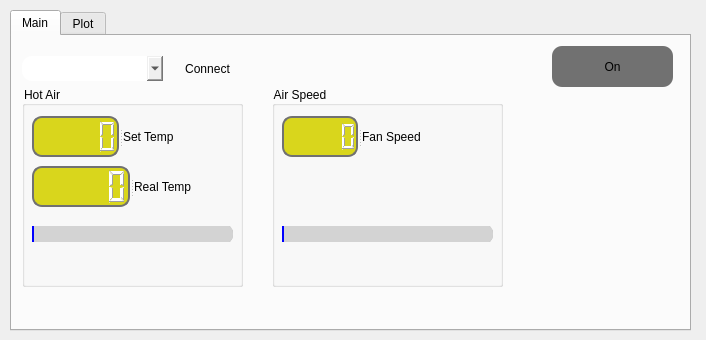
First picture: the form in gui_soft/soft/solder.ui, repository aramgeg/solder, before the edit.
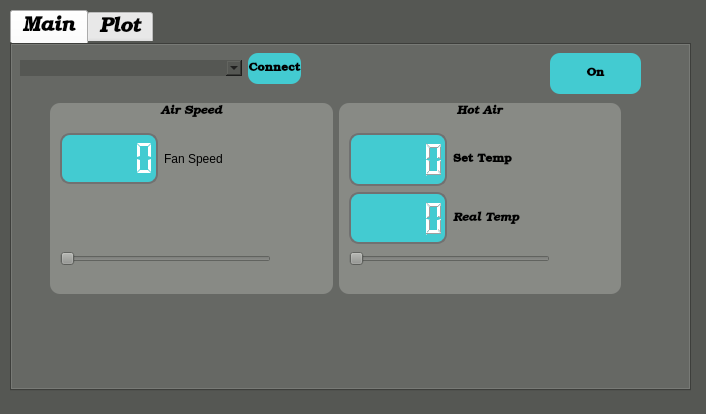
Second picture: the form after the edit. The open tabs and pages were chosen to show the change. Icons and pictures are not drawn.

```diff
--- a/gui_soft/soft/solder.ui
+++ b/gui_soft/soft/solder.ui
@@ -7,9 +7,16 @@
     <x>0</x>
     <y>0</y>
     <width>706</width>
-    <height>340</height>
+    <height>414</height>
    </rect>
   </property>
+  <property name="font">
+   <font>
+    <family>URW Bookman</family>
+    <weight>75</weight>
+    <bold>true</bold>
+   </font>
+  </property>
   <property name="windowTitle">
    <string>Soldering Station</string>
   </property>
@@ -18,9 +25,14 @@
     <normaloff>image/icon.png</normaloff>image/icon.png</iconset>
   </property>
   <property name="styleSheet">
-   <string notr="true">background-image: url(&quot;/workspace/solder/gui_soft/soft/image/background.png&quot;); 
+   <string notr="true">QDialog{
+background: rgb(85, 87, 83)
+}
+/*
+background-image: url(&quot;/workspace/solder/gui_soft/soft/image/background.png&quot;); 
 background-repeat: no-repeat; 
-background-position: center</string>
+background-position: center
+*/</string>
   </property>
   <widget class="QTabWidget" name="tabWidget">
    <property name="geometry">
@@ -28,16 +40,523 @@
      <x>10</x>
      <y>10</y>
      <width>681</width>
-     <height>321</height>
+     <height>381</height>
     </rect>
    </property>
+   <property name="palette">
+    <palette>
+     <active>
+      <colorrole role="WindowText">
+       <brush brushstyle="SolidPattern">
+        <color alpha="255">
+         <red>164</red>
+         <green>0</green>
+         <blue>0</blue>
+        </color>
+       </brush>
+      </colorrole>
+      <colorrole role="Button">
+       <brush brushstyle="SolidPattern">
+        <color alpha="255">
+         <red>85</red>
+         <green>87</green>
+         <blue>83</blue>
+        </color>
+       </brush>
+      </colorrole>
+      <colorrole role="Light">
+       <brush brushstyle="SolidPattern">
+        <color alpha="255">
+         <red>69</red>
+         <green>78</green>
+         <blue>81</blue>
+        </color>
+       </brush>
+      </colorrole>
+      <colorrole role="Midlight">
+       <brush brushstyle="SolidPattern">
+        <color alpha="255">
+         <red>57</red>
+         <green>65</green>
+         <blue>67</blue>
+        </color>
+       </brush>
+      </colorrole>
+      <colorrole role="Dark">
+       <brush brushstyle="SolidPattern">
+        <color alpha="255">
+         <red>23</red>
+         <green>26</green>
+         <blue>27</blue>
+        </color>
+       </brush>
+      </colorrole>
+      <colorrole role="Mid">
+       <brush brushstyle="SolidPattern">
+        <color alpha="255">
+         <red>30</red>
+         <green>34</green>
+         <blue>36</blue>
+        </color>
+       </brush>
+      </colorrole>
+      <colorrole role="Text">
+       <brush brushstyle="SolidPattern">
+        <color alpha="255">
+         <red>164</red>
+         <green>0</green>
+         <blue>0</blue>
+        </color>
+       </brush>
+      </colorrole>
+      <colorrole role="BrightText">
+       <brush brushstyle="SolidPattern">
+        <color alpha="255">
+         <red>255</red>
+         <green>255</green>
+         <blue>255</blue>
+        </color>
+       </brush>
+      </colorrole>
+      <colorrole role="ButtonText">
+       <brush brushstyle="SolidPattern">
+        <color alpha="255">
+         <red>164</red>
+         <green>0</green>
+         <blue>0</blue>
+        </color>
+       </brush>
+      </colorrole>
+      <colorrole role="Base">
+       <brush brushstyle="SolidPattern">
+        <color alpha="255">
+         <red>85</red>
+         <green>87</green>
+         <blue>83</blue>
+        </color>
+       </brush>
+      </colorrole>
+      <colorrole role="Window">
+       <brush brushstyle="SolidPattern">
+        <color alpha="255">
+         <red>85</red>
+         <green>87</green>
+         <blue>83</blue>
+        </color>
+       </brush>
+      </colorrole>
+      <colorrole role="Shadow">
+       <brush brushstyle="SolidPattern">
+        <color alpha="255">
+         <red>0</red>
+         <green>0</green>
+         <blue>0</blue>
+        </color>
+       </brush>
+      </colorrole>
+      <colorrole role="HighlightedText">
+       <brush brushstyle="SolidPattern">
+        <color alpha="255">
+         <red>245</red>
+         <green>121</green>
+         <blue>0</blue>
+        </color>
+       </brush>
+      </colorrole>
+      <colorrole role="AlternateBase">
+       <brush brushstyle="SolidPattern">
+        <color alpha="255">
+         <red>114</red>
+         <green>159</green>
+         <blue>207</blue>
+        </color>
+       </brush>
+      </colorrole>
+      <colorrole role="ToolTipBase">
+       <brush brushstyle="SolidPattern">
+        <color alpha="255">
+         <red>255</red>
+         <green>255</green>
+         <blue>220</blue>
+        </color>
+       </brush>
+      </colorrole>
+      <colorrole role="ToolTipText">
+       <brush brushstyle="SolidPattern">
+        <color alpha="255">
+         <red>0</red>
+         <green>0</green>
+         <blue>0</blue>
+        </color>
+       </brush>
+      </colorrole>
+      <colorrole role="PlaceholderText">
+       <brush brushstyle="SolidPattern">
+        <color alpha="128">
+         <red>255</red>
+         <green>255</green>
+         <blue>255</blue>
+        </color>
+       </brush>
+      </colorrole>
+     </active>
+     <inactive>
+      <colorrole role="WindowText">
+       <brush brushstyle="SolidPattern">
+        <color alpha="255">
+         <red>164</red>
+         <green>0</green>
+         <blue>0</blue>
+        </color>
+       </brush>
+      </colorrole>
+      <colorrole role="Button">
+       <brush brushstyle="SolidPattern">
+        <color alpha="255">
+         <red>85</red>
+         <green>87</green>
+         <blue>83</blue>
+        </color>
+       </brush>
+      </colorrole>
+      <colorrole role="Light">
+       <brush brushstyle="SolidPattern">
+        <color alpha="255">
+         <red>69</red>
+         <green>78</green>
+         <blue>81</blue>
+        </color>
+       </brush>
+      </colorrole>
+      <colorrole role="Midlight">
+       <brush brushstyle="SolidPattern">
+        <color alpha="255">
+         <red>57</red>
+         <green>65</green>
+         <blue>67</blue>
+        </color>
+       </brush>
+      </colorrole>
+      <colorrole role="Dark">
+       <brush brushstyle="SolidPattern">
+        <color alpha="255">
+         <red>23</red>
+         <green>26</green>
+         <blue>27</blue>
+        </color>
+       </brush>
+      </colorrole>
+      <colorrole role="Mid">
+       <brush brushstyle="SolidPattern">
+        <color alpha="255">
+         <red>30</red>
+         <green>34</green>
+         <blue>36</blue>
+        </color>
+       </brush>
+      </colorrole>
+      <colorrole role="Text">
+       <brush brushstyle="SolidPattern">
+        <color alpha="255">
+         <red>164</red>
+         <green>0</green>
+         <blue>0</blue>
+        </color>
+       </brush>
+      </colorrole>
+      <colorrole role="BrightText">
+       <brush brushstyle="SolidPattern">
+        <color alpha="255">
+         <red>255</red>
+         <green>255</green>
+         <blue>255</blue>
+        </color>
+       </brush>
+      </colorrole>
+      <colorrole role="ButtonText">
+       <brush brushstyle="SolidPattern">
+        <color alpha="255">
+         <red>164</red>
+         <green>0</green>
+         <blue>0</blue>
+        </color>
+       </brush>
+      </colorrole>
+      <colorrole role="Base">
+       <brush brushstyle="SolidPattern">
+        <color alpha="255">
+         <red>85</red>
+         <green>87</green>
+         <blue>83</blue>
+        </color>
+       </brush>
+      </colorrole>
+      <colorrole role="Window">
+       <brush brushstyle="SolidPattern">
+        <color alpha="255">
+         <red>85</red>
+         <green>87</green>
+         <blue>83</blue>
+        </color>
+       </brush>
+      </colorrole>
+      <colorrole role="Shadow">
+       <brush brushstyle="SolidPattern">
+        <color alpha="255">
+         <red>0</red>
+         <green>0</green>
+         <blue>0</blue>
+        </color>
+       </brush>
+      </colorrole>
+      <colorrole role="HighlightedText">
+       <brush brushstyle="SolidPattern">
+        <color alpha="255">
+         <red>245</red>
+         <green>121</green>
+         <blue>0</blue>
+        </color>
+       </brush>
+      </colorrole>
+      <colorrole role="AlternateBase">
+       <brush brushstyle="SolidPattern">
+        <color alpha="255">
+         <red>114</red>
+         <green>159</green>
+         <blue>207</blue>
+        </color>
+       </brush>
+      </colorrole>
+      <colorrole role="ToolTipBase">
+       <brush brushstyle="SolidPattern">
+        <color alpha="255">
+         <red>255</red>
+         <green>255</green>
+         <blue>220</blue>
+        </color>
+       </brush>
+      </colorrole>
+      <colorrole role="ToolTipText">
+       <brush brushstyle="SolidPattern">
+        <color alpha="255">
+         <red>0</red>
+         <green>0</green>
+         <blue>0</blue>
+        </color>
+       </brush>
+      </colorrole>
+      <colorrole role="PlaceholderText">
+       <brush brushstyle="SolidPattern">
+        <color alpha="128">
+         <red>255</red>
+         <green>255</green>
+         <blue>255</blue>
+        </color>
+       </brush>
+      </colorrole>
+     </inactive>
+     <disabled>
+      <colorrole role="WindowText">
+       <brush brushstyle="SolidPattern">
+        <color alpha="255">
+         <red>164</red>
+         <green>0</green>
+         <blue>0</blue>
+        </color>
+       </brush>
+      </colorrole>
+      <colorrole role="Button">
+       <brush brushstyle="SolidPattern">
+        <color alpha="255">
+         <red>85</red>
+         <green>87</green>
+         <blue>83</blue>
+        </color>
+       </brush>
+      </colorrole>
+      <colorrole role="Light">
+       <brush brushstyle="SolidPattern">
+        <color alpha="255">
+         <red>69</red>
+         <green>78</green>
+         <blue>81</blue>
+        </color>
+       </brush>
+      </colorrole>
+      <colorrole role="Midlight">
+       <brush brushstyle="SolidPattern">
+        <color alpha="255">
+         <red>57</red>
+         <green>65</green>
+         <blue>67</blue>
+        </color>
+       </brush>
+      </colorrole>
+      <colorrole role="Dark">
+       <brush brushstyle="SolidPattern">
+        <color alpha="255">
+         <red>23</red>
+         <green>26</green>
+         <blue>27</blue>
+        </color>
+       </brush>
+      </colorrole>
+      <colorrole role="Mid">
+       <brush brushstyle="SolidPattern">
+        <color alpha="255">
+         <red>30</red>
+         <green>34</green>
+         <blue>36</blue>
+        </color>
+       </brush>
+      </colorrole>
+      <colorrole role="Text">
+       <brush brushstyle="SolidPattern">
+        <color alpha="255">
+         <red>164</red>
+         <green>0</green>
+         <blue>0</blue>
+        </color>
+       </brush>
+      </colorrole>
+      <colorrole role="BrightText">
+       <brush brushstyle="SolidPattern">
+        <color alpha="255">
+         <red>255</red>
+         <green>255</green>
+         <blue>255</blue>
+        </color>
+       </brush>
+      </colorrole>
+      <colorrole role="ButtonText">
+       <brush brushstyle="SolidPattern">
+        <color alpha="255">
+         <red>164</red>
+         <green>0</green>
+         <blue>0</blue>
+        </color>
+       </brush>
+      </colorrole>
+      <colorrole role="Base">
+       <brush brushstyle="SolidPattern">
+        <color alpha="255">
+         <red>85</red>
+         <green>87</green>
+         <blue>83</blue>
+        </color>
+       </brush>
+      </colorrole>
+      <colorrole role="Window">
+       <brush brushstyle="SolidPattern">
+        <color alpha="255">
+         <red>85</red>
+         <green>87</green>
+         <blue>83</blue>
+        </color>
+       </brush>
+      </colorrole>
+      <colorrole role="Shadow">
+       <brush brushstyle="SolidPattern">
+        <color alpha="255">
+         <red>0</red>
+         <green>0</green>
+         <blue>0</blue>
+        </color>
+       </brush>
+      </colorrole>
+      <colorrole role="HighlightedText">
+       <brush brushstyle="SolidPattern">
+        <color alpha="255">
+         <red>245</red>
+         <green>121</green>
+         <blue>0</blue>
+        </color>
+       </brush>
+      </colorrole>
+      <colorrole role="AlternateBase">
+       <brush brushstyle="SolidPattern">
+        <color alpha="255">
+         <red>114</red>
+         <green>159</green>
+         <blue>207</blue>
+        </color>
+       </brush>
+      </colorrole>
+      <colorrole role="ToolTipBase">
+       <brush brushstyle="SolidPattern">
+        <color alpha="255">
+         <red>255</red>
+         <green>255</green>
+         <blue>220</blue>
+        </color>
+       </brush>
+      </colorrole>
+      <colorrole role="ToolTipText">
+       <brush brushstyle="SolidPattern">
+        <color alpha="255">
+         <red>0</red>
+         <green>0</green>
+         <blue>0</blue>
+        </color>
+       </brush>
+      </colorrole>
+      <colorrole role="PlaceholderText">
+       <brush brushstyle="SolidPattern">
+        <color alpha="128">
+         <red>255</red>
+         <green>255</green>
+         <blue>255</blue>
+        </color>
+       </brush>
+      </colorrole>
+     </disabled>
+    </palette>
+   </property>
+   <property name="font">
+    <font>
+     <family>URW Bookman</family>
+     <pointsize>15</pointsize>
+     <weight>75</weight>
+     <italic>true</italic>
+     <bold>true</bold>
+    </font>
+   </property>
+   <property name="tabletTracking">
+    <bool>false</bool>
+   </property>
+   <property name="focusPolicy">
+    <enum>Qt::StrongFocus</enum>
+   </property>
    <property name="styleSheet">
-    <string notr="true">selection-color: rgb(164, 0, 0);</string>
+    <string notr="true">QTabWidget{
+background-color: rgb(85, 87, 83);
+	selection-color: rgb(245, 121, 0);
+	border-left-color: rgb(193, 125, 17);
+	border-color: rgb(237, 212, 0);
+	alternate-background-color: rgb(114, 159, 207);
+	/*background-color: rgb(238, 238, 236);*/
+	color: rgb(164, 0, 0);
+}</string>
+   </property>
+   <property name="tabPosition">
+    <enum>QTabWidget::North</enum>
+   </property>
+   <property name="tabShape">
+    <enum>QTabWidget::Rounded</enum>
    </property>
    <property name="currentIndex">
-    <number>1</number>
+    <number>0</number>
+   </property>
+   <property name="tabsClosable">
+    <bool>false</bool>
+   </property>
+   <property name="tabBarAutoHide">
+    <bool>false</bool>
    </property>
    <widget class="QWidget" name="tab_4">
+    <property name="styleSheet">
+     <string notr="true"/>
+    </property>
     <attribute name="title">
      <string>Main</string>
     </attribute>
@@ -46,276 +565,330 @@
       <rect>
        <x>540</x>
        <y>10</y>
-       <width>121</width>
+       <width>91</width>
        <height>41</height>
       </rect>
      </property>
+     <property name="font">
+      <font>
+       <family>URW Bookman</family>
+       <weight>75</weight>
+       <bold>true</bold>
+      </font>
+     </property>
      <property name="styleSheet">
-      <string notr="true">border-radius: 10px;
-background-color: rgba(0, 0, 0,140);</string>
+      <string notr="true">QPushButton{
+border-radius: 10px;
+background-color: rgb(67, 203, 209)
+}</string>
      </property>
      <property name="text">
       <string>On</string>
      </property>
     </widget>
-    <widget class="QGroupBox" name="groupBox">
+    <widget class="QWidget" name="layoutWidget">
      <property name="geometry">
       <rect>
-       <x>10</x>
-       <y>50</y>
-       <width>221</width>
-       <height>201</height>
+       <x>40</x>
+       <y>60</y>
+       <width>571</width>
+       <height>191</height>
       </rect>
      </property>
-     <property name="title">
-      <string>Hot Air</string>
-     </property>
-     <widget class="QSlider" name="set_temp_slider">
-      <property name="geometry">
-       <rect>
-        <x>10</x>
-        <y>140</y>
-        <width>201</width>
-        <height>16</height>
-       </rect>
-      </property>
-      <property name="styleSheet">
-       <string notr="true">QSlider::groove:horizontal {
-border: 1px solid #999999;
-height: 18px;
-
-border-radius: 9px;
-}
-
-QSlider::handle:horizontal {
-width: 18px;
- background-image: url(:/slider-knob.png)
-}
-
-QSlider::add-page:qlineargradient {
-background: lightgrey;
-border-top-right-radius: 9px;
-border-bottom-right-radius: 9px;
-border-top-left-radius: 0px;
-border-bottom-left-radius: 0px;
-}
-
-QSlider::sub-page:qlineargradient {
-background: blue;
-border-top-right-radius: 0px;
-border-bottom-right-radius: 0px;
-border-top-left-radius: 9px;
-border-bottom-left-radius: 9px;
+     <layout class="QHBoxLayout" name="horizontalLayout_8">
+      <item>
+       <widget class="QGroupBox" name="groupBox_2">
+        <property name="font">
+         <font>
+          <family>URW Bookman</family>
+          <weight>75</weight>
+          <italic>true</italic>
+          <bold>true</bold>
+          <stylestrategy>PreferDefault</stylestrategy>
+         </font>
+        </property>
+        <property name="layoutDirection">
+         <enum>Qt::LeftToRight</enum>
+        </property>
+        <property name="styleSheet">
+         <string notr="true">background-color: rgb(136, 138, 133);
+border-radius: 10px;</string>
+        </property>
+        <property name="title">
+         <string>Air Speed</string>
+        </property>
+        <property name="alignment">
+         <set>Qt::AlignHCenter|Qt::AlignTop</set>
+        </property>
+        <property name="flat">
+         <bool>false</bool>
+        </property>
+        <widget class="QSlider" name="fan_speed_slider">
+         <property name="geometry">
+          <rect>
+           <x>10</x>
+           <y>145</y>
+           <width>211</width>
+           <height>21</height>
+          </rect>
+         </property>
+         <property name="styleSheet">
+          <string notr="true">QSlider{
+border-color: rgb(204, 0, 0);
 }</string>
-      </property>
-      <property name="minimum">
-       <number>140</number>
-      </property>
-      <property name="maximum">
-       <number>480</number>
-      </property>
-      <property name="singleStep">
-       <number>10</number>
-      </property>
-      <property name="orientation">
-       <enum>Qt::Horizontal</enum>
-      </property>
-      <property name="tickPosition">
-       <enum>QSlider::TicksBothSides</enum>
-      </property>
-      <property name="tickInterval">
-       <number>10</number>
-      </property>
-     </widget>
-     <widget class="QSplitter" name="splitter_2">
-      <property name="geometry">
-       <rect>
-        <x>10</x>
-        <y>30</y>
-        <width>161</width>
-        <height>41</height>
-       </rect>
-      </property>
-      <property name="orientation">
-       <enum>Qt::Horizontal</enum>
-      </property>
-      <widget class="QLCDNumber" name="set_temp">
-       <property name="styleSheet">
-        <string notr="true">QLCDNumber{
-  background-color: rgb(217, 214, 28);
+         </property>
+         <property name="minimum">
+          <number>20</number>
+         </property>
+         <property name="maximum">
+          <number>100</number>
+         </property>
+         <property name="pageStep">
+          <number>5</number>
+         </property>
+         <property name="orientation">
+          <enum>Qt::Horizontal</enum>
+         </property>
+        </widget>
+        <widget class="QWidget" name="layoutWidget">
+         <property name="geometry">
+          <rect>
+           <x>10</x>
+           <y>30</y>
+           <width>201</width>
+           <height>51</height>
+          </rect>
+         </property>
+         <layout class="QHBoxLayout" name="horizontalLayout_3">
+          <item>
+           <widget class="QLCDNumber" name="fan_speed">
+            <property name="styleSheet">
+             <string notr="true">QLCDNumber{
+  background-color: rgb(67, 203, 209);
   border: 2px solid rgb(113, 113, 113);
   border-width: 2px;
   border-radius: 10px;
   color: rgb(255, 255, 255);
 }
 </string>
-       </property>
-      </widget>
-      <widget class="QLabel" name="label_2">
-       <property name="text">
-        <string>Set Temp</string>
-       </property>
-      </widget>
-     </widget>
-     <widget class="QSplitter" name="splitter">
-      <property name="geometry">
-       <rect>
-        <x>10</x>
-        <y>80</y>
-        <width>191</width>
-        <height>41</height>
-       </rect>
-      </property>
-      <property name="orientation">
-       <enum>Qt::Horizontal</enum>
-      </property>
-      <widget class="QLCDNumber" name="real_temp">
-       <property name="styleSheet">
-        <string notr="true">QLCDNumber{
-  background-color: rgb(217, 214, 28);
+            </property>
+            <property name="segmentStyle">
+             <enum>QLCDNumber::Flat</enum>
+            </property>
+           </widget>
+          </item>
+          <item>
+           <widget class="QLabel" name="label_3">
+            <property name="styleSheet">
+             <string notr="true">selection-background-color: qlineargradient(spread:pad, x1:0, y1:0, x2:1, y2:0, stop:0 rgba(0, 0, 0, 255), stop:1 rgba(255, 255, 255, 255));</string>
+            </property>
+            <property name="text">
+             <string>Fan Speed</string>
+            </property>
+           </widget>
+          </item>
+         </layout>
+        </widget>
+       </widget>
+      </item>
+      <item>
+       <widget class="QGroupBox" name="groupBox">
+        <property name="font">
+         <font>
+          <family>URW Bookman</family>
+          <weight>75</weight>
+          <italic>true</italic>
+          <bold>true</bold>
+         </font>
+        </property>
+        <property name="styleSheet">
+         <string notr="true">background-color: rgb(136, 138, 133);
+border-radius: 10px;</string>
+        </property>
+        <property name="title">
+         <string>Hot Air</string>
+        </property>
+        <property name="alignment">
+         <set>Qt::AlignHCenter|Qt::AlignTop</set>
+        </property>
+        <widget class="QSlider" name="set_temp_slider">
+         <property name="geometry">
+          <rect>
+           <x>10</x>
+           <y>140</y>
+           <width>201</width>
+           <height>31</height>
+          </rect>
+         </property>
+         <property name="focusPolicy">
+          <enum>Qt::WheelFocus</enum>
+         </property>
+         <property name="styleSheet">
+          <string notr="true"/>
+         </property>
+         <property name="minimum">
+          <number>140</number>
+         </property>
+         <property name="maximum">
+          <number>480</number>
+         </property>
+         <property name="singleStep">
+          <number>10</number>
+         </property>
+         <property name="orientation">
+          <enum>Qt::Horizontal</enum>
+         </property>
+         <property name="tickPosition">
+          <enum>QSlider::NoTicks</enum>
+         </property>
+         <property name="tickInterval">
+          <number>10</number>
+         </property>
+        </widget>
+        <widget class="QWidget" name="layoutWidget">
+         <property name="geometry">
+          <rect>
+           <x>10</x>
+           <y>30</y>
+           <width>201</width>
+           <height>111</height>
+          </rect>
+         </property>
+         <layout class="QVBoxLayout" name="verticalLayout_3">
+          <item>
+           <layout class="QHBoxLayout" name="horizontalLayout">
+            <item>
+             <widget class="QLCDNumber" name="set_temp">
+              <property name="font">
+               <font>
+                <family>URW Bookman</family>
+                <weight>75</weight>
+                <bold>true</bold>
+               </font>
+              </property>
+              <property name="styleSheet">
+               <string notr="true">QLCDNumber{
+  background-color: rgb(67, 203, 209);
   border: 2px solid rgb(113, 113, 113);
   border-width: 2px;
   border-radius: 10px;
   color: rgb(255, 255, 255);
 }
 </string>
-       </property>
-      </widget>
-      <widget class="QLabel" name="label">
-       <property name="text">
-        <string>Real Temp</string>
-       </property>
-      </widget>
-     </widget>
-    </widget>
-    <widget class="QComboBox" name="comboBox">
-     <property name="geometry">
-      <rect>
-       <x>10</x>
-       <y>20</y>
-       <width>141</width>
-       <height>25</height>
-      </rect>
-     </property>
-     <property name="styleSheet">
-      <string notr="true">border-radius: 10px;</string>
-     </property>
-    </widget>
-    <widget class="QGroupBox" name="groupBox_2">
-     <property name="geometry">
-      <rect>
-       <x>260</x>
-       <y>50</y>
-       <width>231</width>
-       <height>201</height>
-      </rect>
-     </property>
-     <property name="styleSheet">
-      <string notr="true"/>
-     </property>
-     <property name="title">
-      <string>Air Speed</string>
-     </property>
-     <widget class="QSlider" name="fan_speed_slider">
-      <property name="geometry">
-       <rect>
-        <x>10</x>
-        <y>140</y>
-        <width>211</width>
-        <height>16</height>
-       </rect>
-      </property>
-      <property name="styleSheet">
-       <string notr="true">QSlider::groove:horizontal {
-border: 1px solid #999999;
-height: 18px;
-
-border-radius: 9px;
-}
-
-QSlider::handle:horizontal {
-width: 18px;
- background-image: url(:/slider-knob.png)
-}
-
-QSlider::add-page:qlineargradient {
-background: lightgrey;
-border-top-right-radius: 9px;
-border-bottom-right-radius: 9px;
-border-top-left-radius: 0px;
-border-bottom-left-radius: 0px;
-}
-
-QSlider::sub-page:qlineargradient {
-background: blue;
-border-top-right-radius: 0px;
-border-bottom-right-radius: 0px;
-border-top-left-radius: 9px;
-border-bottom-left-radius: 9px;
-}</string>
-      </property>
-      <property name="minimum">
-       <number>20</number>
-      </property>
-      <property name="maximum">
-       <number>100</number>
-      </property>
-      <property name="pageStep">
-       <number>5</number>
-      </property>
-      <property name="orientation">
-       <enum>Qt::Horizontal</enum>
-      </property>
-     </widget>
-     <widget class="QSplitter" name="splitter_3">
-      <property name="geometry">
-       <rect>
-        <x>10</x>
-        <y>30</y>
-        <width>151</width>
-        <height>41</height>
-       </rect>
-      </property>
-      <property name="orientation">
-       <enum>Qt::Horizontal</enum>
-      </property>
-      <widget class="QLCDNumber" name="fan_speed">
-       <property name="styleSheet">
-        <string notr="true">QLCDNumber{
-  background-color: rgb(217, 214, 28);
+              </property>
+             </widget>
+            </item>
+            <item>
+             <widget class="QLabel" name="label_2">
+              <property name="font">
+               <font>
+                <family>URW Bookman</family>
+                <weight>75</weight>
+                <bold>true</bold>
+               </font>
+              </property>
+              <property name="layoutDirection">
+               <enum>Qt::LeftToRight</enum>
+              </property>
+              <property name="text">
+               <string>Set Temp</string>
+              </property>
+             </widget>
+            </item>
+           </layout>
+          </item>
+          <item>
+           <layout class="QHBoxLayout" name="horizontalLayout_2">
+            <item>
+             <widget class="QLCDNumber" name="real_temp">
+              <property name="styleSheet">
+               <string notr="true">QLCDNumber{
+  background-color: rgb(67, 203, 209);
   border: 2px solid rgb(113, 113, 113);
   border-width: 2px;
   border-radius: 10px;
   color: rgb(255, 255, 255);
 }
 </string>
-       </property>
-      </widget>
-      <widget class="QLabel" name="label_3">
-       <property name="styleSheet">
-        <string notr="true">selection-background-color: qlineargradient(spread:pad, x1:0, y1:0, x2:1, y2:0, stop:0 rgba(0, 0, 0, 255), stop:1 rgba(255, 255, 255, 255));</string>
-       </property>
-       <property name="text">
-        <string>Fan Speed</string>
-       </property>
-      </widget>
-     </widget>
+              </property>
+             </widget>
+            </item>
+            <item>
+             <widget class="QLabel" name="label">
+              <property name="font">
+               <font>
+                <family>URW Bookman</family>
+                <weight>75</weight>
+                <italic>true</italic>
+                <bold>true</bold>
+               </font>
+              </property>
+              <property name="text">
+               <string>Real Temp</string>
+              </property>
+             </widget>
+            </item>
+           </layout>
+          </item>
+         </layout>
+        </widget>
+       </widget>
+      </item>
+     </layout>
     </widget>
-    <widget class="QPushButton" name="pushButton">
+    <widget class="QWidget" name="layoutWidget">
      <property name="geometry">
       <rect>
-       <x>160</x>
-       <y>20</y>
-       <width>71</width>
-       <height>25</height>
+       <x>10</x>
+       <y>10</y>
+       <width>281</width>
+       <height>31</height>
       </rect>
      </property>
-     <property name="styleSheet">
-      <string notr="true">  border-radius: 10px;</string>
-     </property>
-     <property name="text">
-      <string>Connect</string>
-     </property>
+     <layout class="QHBoxLayout" name="horizontalLayout_4">
+      <item>
+       <widget class="QComboBox" name="comboBox">
+        <property name="sizePolicy">
+         <sizepolicy hsizetype="Preferred" vsizetype="Fixed">
+          <horstretch>15</horstretch>
+          <verstretch>0</verstretch>
+         </sizepolicy>
+        </property>
+        <property name="styleSheet">
+         <string notr="true">QComboBox{
+border-radius: 10px;
+background-color: rgb(85, 87, 83);
+}</string>
+        </property>
+       </widget>
+      </item>
+      <item>
+       <widget class="QPushButton" name="pushButton">
+        <property name="sizePolicy">
+         <sizepolicy hsizetype="Preferred" vsizetype="Preferred">
+          <horstretch>0</horstretch>
+          <verstretch>0</verstretch>
+         </sizepolicy>
+        </property>
+        <property name="font">
+         <font>
+          <family>URW Bookman</family>
+          <weight>75</weight>
+          <bold>true</bold>
+         </font>
+        </property>
+        <property name="styleSheet">
+         <string notr="true">QPushButton{
+border-radius: 10px;
+background-color: rgb(67, 203, 209)
+}</string>
+        </property>
+        <property name="text">
+         <string>Connect</string>
+        </property>
+       </widget>
+      </item>
+     </layout>
     </widget>
    </widget>
    <widget class="QWidget" name="tab_3">
@@ -350,7 +923,7 @@
         <x>10</x>
         <y>20</y>
         <width>291</width>
-        <height>181</height>
+        <height>191</height>
        </rect>
       </property>
       <layout class="QGridLayout" name="gridLayout">
```
Left out of the diff: 300 changed lines with no effect on the pictures.
